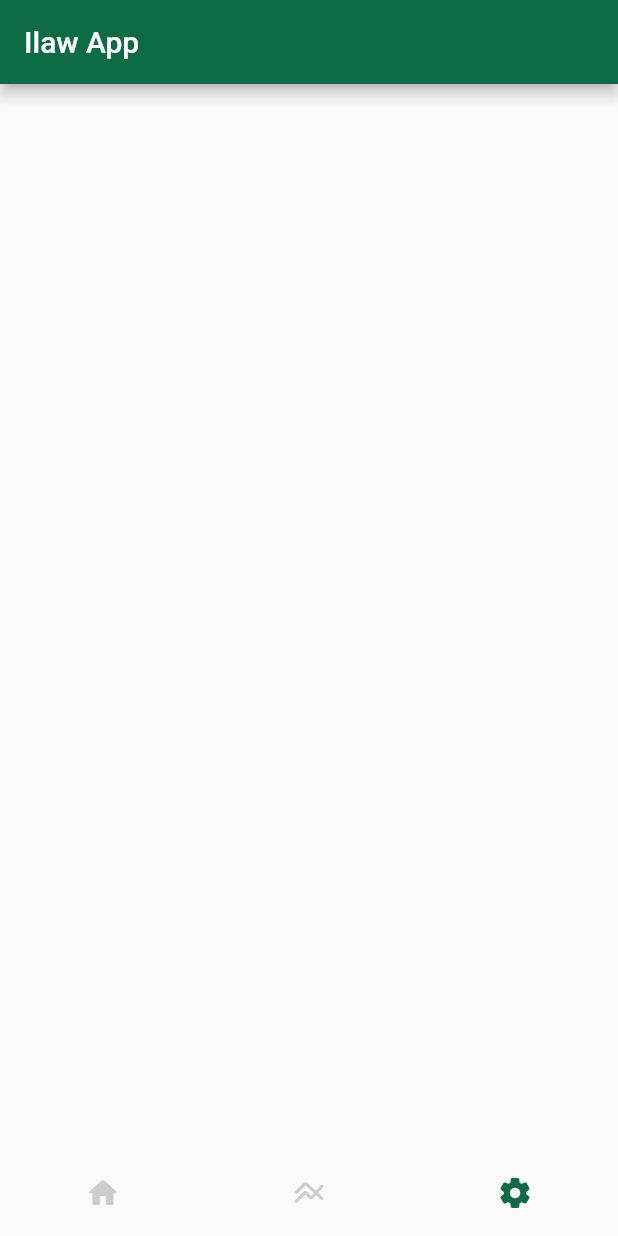
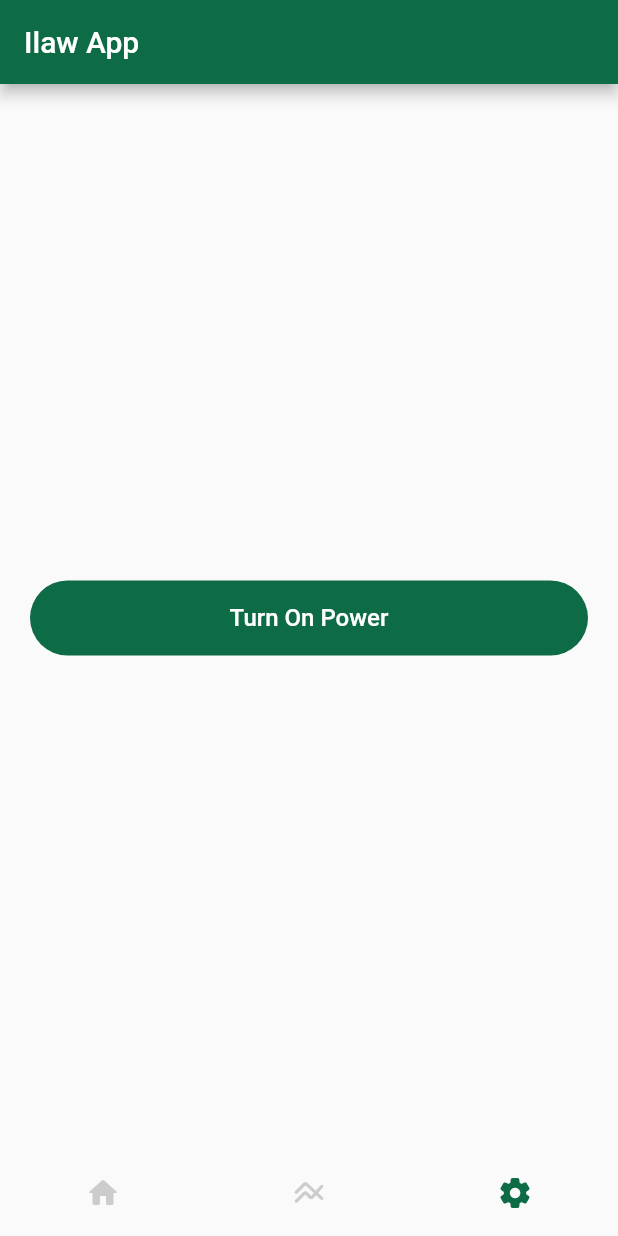
Before and after one commit to DBBEN/Poultry-Farm-IoT-Project, a Flutter app: the screen it shows after launch, item 3 of the bottom bar chosen, on a phone screen of 412 x 824 dp. Run offline on Flutter 3.47's test engine with Material 2 defaults, Android fonts, the light colour scheme and no system bars; our stand-ins replace firebase_core, firebase_database, syncfusion_flutter_gauges; accounts and stored records are empty.

Commit message:
Added power switch button UI

```diff
--- a/PFIP App/pfip_app/lib/main.dart
+++ b/PFIP App/pfip_app/lib/main.dart
@@ -45,6 +45,8 @@ class _MyHomePageState extends State<MyHomePage> {
   double powerReading = 0;
   int tempReading = 0;
   FirebaseDatabase database = FirebaseDatabase.instance;
+
+  bool buttonToggle = false;
 
   @override
   void initState() {
@@ -265,8 +267,40 @@ class _MyHomePageState extends State<MyHomePage> {
 
   setPage() {
     return Center(
-        child:
-            Column(mainAxisAlignment: MainAxisAlignment.center, children: []));
+        child: Container(
+      padding: EdgeInsets.all(20),
+      child: Column(mainAxisAlignment: MainAxisAlignment.center, children: [
+        SizedBox(
+            height: 50,
+            width: double.infinity,
+            child: ElevatedButton(
+              style: (buttonToggle == true)
+                  ? ElevatedButton.styleFrom(
+                      backgroundColor: Colors.red,
+                      elevation: 0,
+                      shape: RoundedRectangleBorder(
+                        borderRadius: BorderRadius.circular(30),
+                      ))
+                  : ElevatedButton.styleFrom(
+                      backgroundColor: primary,
+                      elevation: 0,
+                      shape: RoundedRectangleBorder(
+                        borderRadius: BorderRadius.circular(30),
+                      )),
+              child: (buttonToggle == true)
+                  ? Text("Turn Off Power",
+                      style: TextStyle(color: Colors.white, fontSize: 16))
+                  : const Text("Turn On Power",
+                      style: TextStyle(color: Colors.white, fontSize: 16)),
+              onPressed: () {
+                setState(() {
+                  buttonToggle = !buttonToggle;
+                });
+                database.ref('device-params/').update({'set-switch' : buttonToggle});
+              },
+            )),
+      ]),
+    ));
   }
 
   homepageSelect() {
```
